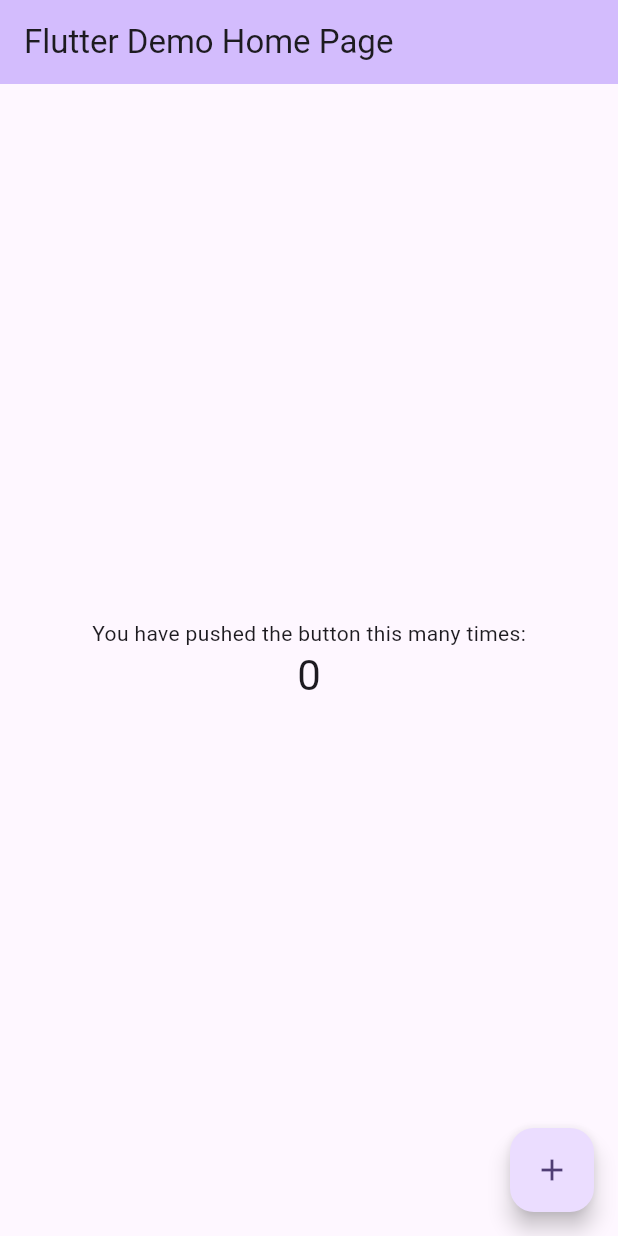
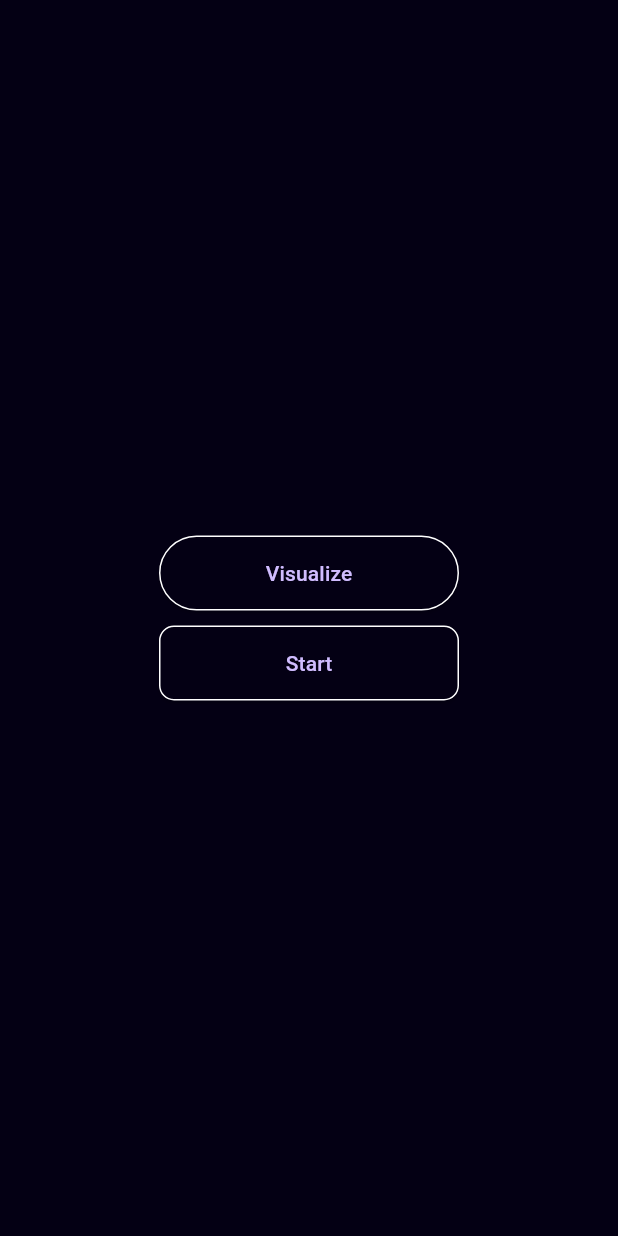
Before and after one commit to Gresey/EMF-Detector-App, a Flutter app: the screen it shows after launch, on a phone screen of 412 x 824 dp. Run offline on Flutter 3.47's test engine with Material 3 defaults, Android fonts, the phone set to English and light mode, and no system bars; our stand-ins replace sensors_plus.

Commit message:
MagnitudeProvider and colors.dart created

```diff
--- a/lib/home.dart
+++ b/lib/home.dart
@@ -0,0 +1,75 @@
+import 'package:emfdetector/models/magnitudeProvider.dart';
+
+import 'package:emfdetector/utils/colors.dart';
+import 'package:flutter/material.dart';
+import 'package:provider/provider.dart';
+
+class Home extends StatefulWidget{
+  const Home({super.key});
+
+  @override
+  State<Home> createState() => _HomeState();
+}
+
+class _HomeState extends State<Home> {
+
+
+  @override
+  Widget build(BuildContext context) {
+    return Scaffold(
+       backgroundColor: AppColors.primaryColor,
+       body:Center(
+        child: SingleChildScrollView(
+          child: Column(
+            mainAxisAlignment: MainAxisAlignment.center,
+            crossAxisAlignment: CrossAxisAlignment.center,
+            children:[
+                    // mainReading(),
+                    // XYZReading(),
+                    // MeterReading(),
+                    Container(
+                      height:50,
+                      width:200,
+                      child:ElevatedButton(
+                        style: ButtonStyle(
+                          shape: MaterialStateProperty.all(RoundedRectangleBorder(
+                            borderRadius: BorderRadius.circular(100),
+                            side: BorderSide(color: Colors.white)
+                          )),
+                          backgroundColor: MaterialStateProperty.all(AppColors.primaryColor)
+                        ),
+                        onPressed: (){
+                          //Navigator.push(context,MaterialPageRoute(builder: (context)=>Visuals()));
+                        }, child: Text("Visualize")
+                        ),
+                    ),
+                    SizedBox(height:10 ),
+                    Consumer<MagnitudeProvider>(
+                      builder:(context,value,child)=>Container(
+                         width: 200,
+                         height: 50,
+                         child: ElevatedButton(
+                          style: ButtonStyle(
+                            shape:MaterialStateProperty.all(
+                                    RoundedRectangleBorder(borderRadius: BorderRadius.circular(10),
+                                    side: const BorderSide(color: Colors.white),
+                                  ),
+
+                            ),
+                              backgroundColor:MaterialStateProperty.all(AppColors.primaryColor)
+
+                          ),
+                          onPressed: (){
+                           // value.changeValues();
+                          }, child: Text("Start"),
+                         ),
+                      )
+                    )
+
+
+          ],
+          ),
+          ))
+    );
+  }
+}
--- a/lib/main.dart
+++ b/lib/main.dart
@@ -1,125 +1,30 @@
+import 'package:emfdetector/home.dart';
+import 'package:emfdetector/models/magnitudeProvider.dart';
+
 import 'package:flutter/material.dart';
+import 'package:provider/provider.dart';
 
 void main() {
   runApp(const MyApp());
 }
 
 class MyApp extends StatelessWidget {
-  const MyApp({super.key});
+  const MyApp({Key? key}) :super(key:key);
 
-  // This widget is the root of your application.
-  @override
-  Widget build(BuildContext context) {
-    return MaterialApp(
-      title: 'Flutter Demo',
-      theme: ThemeData(
-        // This is the theme of your application.
-        //
-        // TRY THIS: Try running your application with "flutter run". You'll see
-        // the application has a purple toolbar. Then, without quitting the app,
-        // try changing the seedColor in the colorScheme below to Colors.green
-        // and then invoke "hot reload" (save your changes or press the "hot
-        // reload" button in a Flutter-supported IDE, or press "r" if you used
-        // the command line to start the app).
-        //
-        // Notice that the counter didn't reset back to zero; the application
-        // state is not lost during the reload. To reset the state, use hot
-        // restart instead.
-        //
-        // This works for code too, not just values: Most code changes can be
-        // tested with just a hot reload.
-        colorScheme: ColorScheme.fromSeed(seedColor: Colors.deepPurple),
-        useMaterial3: true,
-      ),
-      home: const MyHomePage(title: 'Flutter Demo Home Page'),
-    );
-  }
-}
-
-class MyHomePage extends StatefulWidget {
-  const MyHomePage({super.key, required this.title});
-
-  // This widget is the home page of your application. It is stateful, meaning
-  // that it has a State object (defined below) that contains fields that affect
-  // how it looks.
-
-  // This class is the configuration for the state. It holds the values (in this
-  // case the title) provided by the parent (in this case the App widget) and
-  // used by the build method of the State. Fields in a Widget subclass are
-  // always marked "final".
-
-  final String title;
-
-  @override
-  State<MyHomePage> createState() => _MyHomePageState();
-}
-
-class _MyHomePageState extends State<MyHomePage> {
-  int _counter = 0;
-
-  void _incrementCounter() {
-    setState(() {
-      // This call to setState tells the Flutter framework that something has
-      // changed in this State, which causes it to rerun the build method below
-      // so that the display can reflect the updated values. If we changed
-      // _counter without calling setState(), then the build method would not be
-      // called again, and so nothing would appear to happen.
-      _counter++;
-    });
-  }
 
   @override
   Widget build(BuildContext context) {
-    // This method is rerun every time setState is called, for instance as done
-    // by the _incrementCounter method above.
-    //
-    // The Flutter framework has been optimized to make rerunning build methods
-    // fast, so that you can just rebuild anything that needs updating rather
-    // than having to individually change instances of widgets.
-    return Scaffold(
-      appBar: AppBar(
-        // TRY THIS: Try changing the color here to a specific color (to
-        // Colors.amber, perhaps?) and trigger a hot reload to see the AppBar
-        // change color while the other colors stay the same.
-        backgroundColor: Theme.of(context).colorScheme.inversePrimary,
-        // Here we take the value from the MyHomePage object that was created by
-        // the App.build method, and use it to set our appbar title.
-        title: Text(widget.title),
+
+    return MultiProvider(providers: [
+      ChangeNotifierProvider(create: (context)=>MagnitudeProvider())
+    ],
+    child:MaterialApp(
+      debugShowCheckedModeBanner: false,
+      theme: ThemeData(
+
+        brightness: Brightness.dark,
       ),
-      body: Center(
-        // Center is a layout widget. It takes a single child and positions it
-        // in the middle of the parent.
-        child: Column(
-          // Column is also a layout widget. It takes a list of children and
-          // arranges them vertically. By default, it sizes itself to fit its
-          // children horizontally, and tries to be as tall as its parent.
-          //
-          // Column has various properties to control how it sizes itself and
-          // how it positions its children. Here we use mainAxisAlignment to
-          // center the children vertically; the main axis here is the vertical
-          // axis because Columns are vertical (the cross axis would be
-          // horizontal).
-          //
-          // TRY THIS: Invoke "debug painting" (choose the "Toggle Debug Paint"
-          // action in the IDE, or press "p" in the console), to see the
-          // wireframe for each widget.
-          mainAxisAlignment: MainAxisAlignment.center,
-          children: <Widget>[
-            const Text(
-              'You have pushed the button this many times:',
-            ),
-            Text(
-              '$_counter',
-              style: Theme.of(context).textTheme.headlineMedium,
-            ),
-          ],
-        ),
-      ),
-      floatingActionButton: FloatingActionButton(
-        onPressed: _incrementCounter,
-        tooltip: 'Increment',
-        child: const Icon(Icons.add),
-      ), // This trailing comma makes auto-formatting nicer for build methods.
-    );
+      home: Home(),
+    ));
   }
 }
--- /dev/null
+++ b/lib/models/magnitudeProvider.dart
@@ -0,0 +1,68 @@
+import 'dart:math';
+
+import 'package:flutter/material.dart';
+import 'package:sensors_plus/sensors_plus.dart';
+import 'package:vector_math/vector_math_64.dart';
+
+class MagnitudeProvider extends ChangeNotifier {
+  double x = 0;
+  double y = 0;
+  double z = 0;
+  double magnitude = 0;
+  int time = 0;
+  List<LiveData> values = [];
+
+  Vector3 magnetometer = Vector3.zero();
+  Vector3 _accelerator = Vector3.zero();
+  Vector3 _absoluteOrientation2 = Vector3.zero();
+  int? groupValue = 2;
+
+  MagnitudeProvider() {
+    changeValues();
+  }
+
+  changeValues() {
+    magnetometerEventStream().listen((MagnetometerEvent event) {
+      magnetometer.setValues(event.x, event.y, event.z);
+
+      var matrix = getRotationMatrix(_accelerator, magnetometer);
+      _absoluteOrientation2.setFrom(getOrientation(matrix));
+
+      x = magnetometer.x;
+      y = magnetometer.y;
+      z = magnetometer.z;
+      magnitude = sqrt((pow(magnetometer.x, 2)) + (pow(magnetometer.y, 2)) + (pow(magnetometer.z, 2)));
+      values.add(LiveData(x, y, z, time++));
+      if (values.length > 40) {
+        values.removeAt(0);
+      }
+      notifyListeners();
+    });
+  }
+
+  setUpdateInterval(int? groupValue, int interval) {
+     this.groupValue = groupValue;
+    print(this.groupValue);
+    notifyListeners();
+  }
+
+  List<List<double>> getRotationMatrix(Vector3 acc, Vector3 mag) {
+    return [
+      [1.0, 0.0, 0.0],
+      [0.0, 1.0, 0.0],
+      [0.0, 0.0, 1.0]
+    ];
+  }
+
+  Vector3 getOrientation(List<List<double>> matrix) {
+    return Vector3(0.0, 0.0, 0.0);
+  }
+}
+
+class LiveData {
+  LiveData(this.x, this.y, this.z, this.time);
+  final double x;
+  final double y;
+  final double z;
+  final int time;
+}
--- /dev/null
+++ b/lib/utils/colors.dart
@@ -0,0 +1,9 @@
+import 'package:flutter/material.dart';
+
+class AppColors{
+  static Color primaryColor=Color(0xff040014);
+  static Color red=Colors.red;
+  static Color green=Colors.green;
+  static Color orange=Colors.orange;
+  static Color deepPurple=Colors.deepPurple;
+}
--- a/pubspec.yaml
+++ b/pubspec.yaml
@@ -35,7 +35,7 @@ dependencies:
   # The following adds the Cupertino Icons font to your application.
   # Use with the CupertinoIcons class for iOS style icons.
   cupertino_icons: ^1.0.6
-  motion_sensors:
+  sensors_plus:
   provider:
   vector_math:
   syncfusion_flutter_gauges:
```
Also changed, not shown: pubspec.lock, 1 other file.
